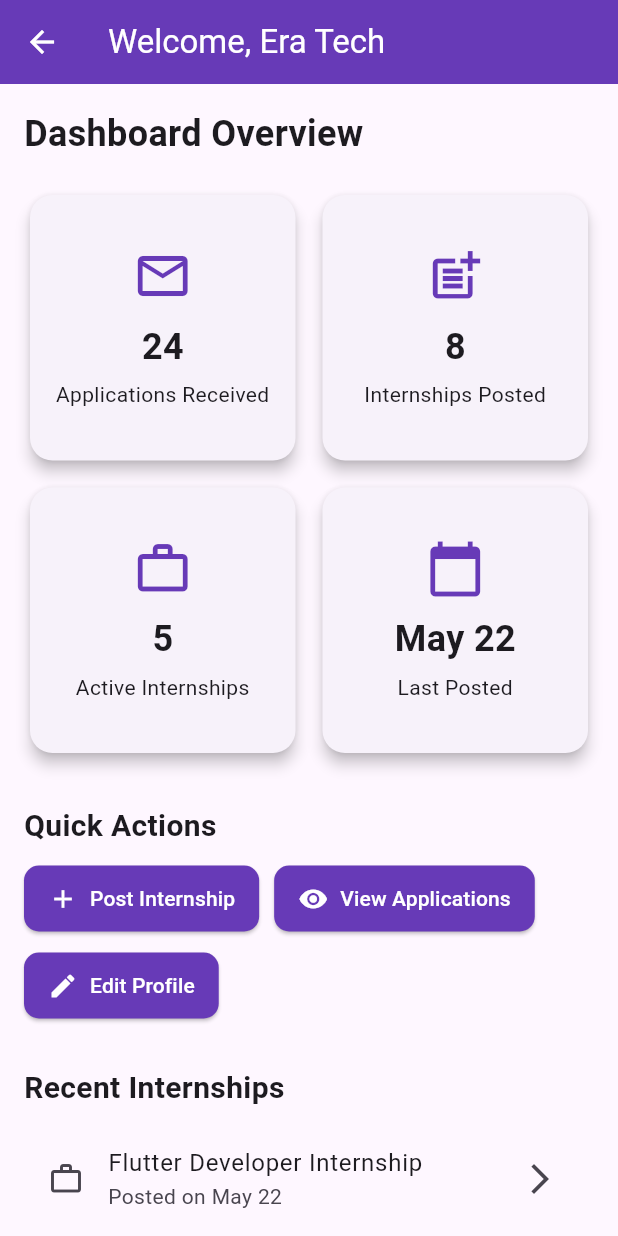
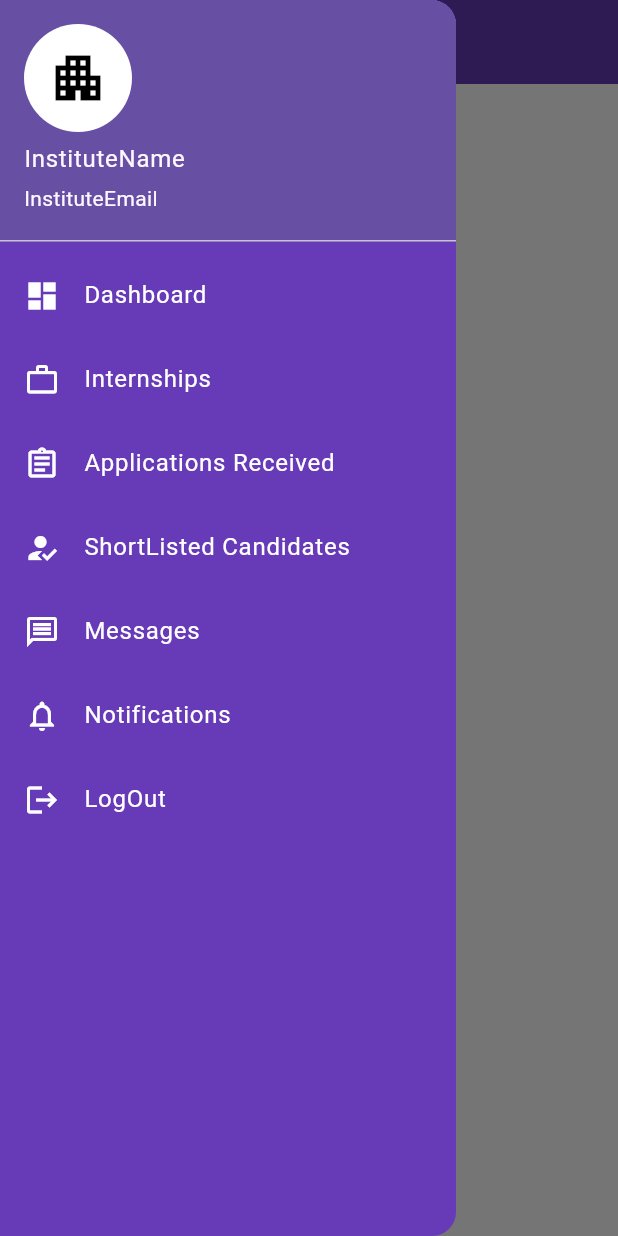
Before and after one commit to ayesha-a123/tech_linker, a Flutter app: the InstituteDashboard screen opened directly, with the side drawer open (before the commit the screen has no drawer), on a phone screen of 412 x 824 dp. Run offline on Flutter 3.47's test engine with Material 3 defaults, Android fonts, the phone set to English and light mode, and no system bars; our stand-ins replace fl_chart, image_picker; project files that could hold a hidden picture were left out.

Commit message:
changes in code

```diff
--- a/lib/screens/Admin_dashboard.dart
+++ b/lib/screens/Admin_dashboard.dart
@@ -15,6 +15,8 @@ class AdminDashboard extends StatefulWidget {
   State<AdminDashboard> createState() => _AdminDashboardState();
 }
 class _AdminDashboardState extends State<AdminDashboard> {
+  String adminName ='AdminName';
+  String adminEmail ='Admin@gmail.com';
   final GlobalKey<ScaffoldState> _scaffoldKey = GlobalKey<ScaffoldState>();
   bool _isDrawerOpen = false;
 
@@ -203,4 +205,40 @@ class _AdminDashboardState extends State<AdminDashboard> {
       ),
     );
   }
+  void show_editDialogue(){
+    final nameController =TextEditingController(text: adminName);
+    final emailController =TextEditingController(text: adminEmail);
+
+    showDialog(
+        context: context,
+        builder: (context)=>AlertDialog(
+          title: Text('Edit Profile'),
+          content: Column(
+            children: [
+              TextField(
+                controller: nameController,
+                decoration: InputDecoration(labelText: 'Name'),
+              ),
+              TextField(
+                controller: emailController,
+                decoration: InputDecoration(labelText:'Email' ),
+              ),
+
+            ],
+          ),
+          actions: [
+            TextButton(
+              child: Text('Cancel'),
+                onPressed:()=>Navigator.of(context).pop(),
+                ),
+            ElevatedButton(onPressed: (){
+              setState(() {
+                adminName =nameController.text;
+                adminEmail=emailController.text;
+              });
+              Navigator.of(context).pop();
+            }, child: Text('Save'))
+          ],
+        ));
+  }
 }
--- a/lib/screens/Institute_Dashboard.dart
+++ b/lib/screens/Institute_Dashboard.dart
@@ -1,4 +1,7 @@
 import 'package:flutter/material.dart';
+import 'package:tech_linker/widget/list_tiles.dart';
+import 'package:image_picker/image_picker.dart';
+import 'dart:io';
 
 class InstituteDashboard extends StatefulWidget {
   const InstituteDashboard({super.key});
@@ -8,133 +11,56 @@ class InstituteDashboard extends StatefulWidget {
 }
 
 class _InstituteDashboardState extends State<InstituteDashboard> {
+  File? _profileImage;
+  final ImagePicker _picker = ImagePicker();
+
+  Future<void> _pickImage() async {
+    final XFile? pickedImage = await _picker.pickImage(source: ImageSource.gallery);
+    if (pickedImage != null) {
+      setState(() {
+        _profileImage = File(pickedImage.path);
+      });
+    }
+  }
   @override
   Widget build(BuildContext context) {
     return Scaffold(
+      backgroundColor: Colors.white,
       appBar: AppBar(
-        title: Text("Welcome, Era Tech ",style: TextStyle(color: Colors.white),),
         backgroundColor: Colors.deepPurple,
-        iconTheme: IconThemeData(color: Colors.white),
       ),
-      body: SingleChildScrollView(
-        padding: EdgeInsets.all(16),
-        child: Column(
-          crossAxisAlignment: CrossAxisAlignment.start,
+      drawer: Drawer(
+        backgroundColor: Colors.deepPurple,
+        child: ListView(
+          padding: EdgeInsets.zero,
           children: [
-            const Text(
-              "Dashboard Overview",
-              style: TextStyle(fontSize: 24, fontWeight: FontWeight.bold),
-            ),
-            const SizedBox(height: 20),
-            GridView.count(
-              crossAxisCount: 2,
-              shrinkWrap: true,
-              physics: const NeverScrollableScrollPhysics(),
-              crossAxisSpacing: 10,
-              mainAxisSpacing: 10,
-              children: const [
-                DashboardCard(title: "Applications Received", icon: Icons.mail_outline, count: "24"),
-                DashboardCard(title: "Internships Posted", icon: Icons.post_add, count: "8"),
-                DashboardCard(title: "Active Internships", icon: Icons.work_outline, count: "5"),
-                DashboardCard(title: "Last Posted", icon: Icons.calendar_today, count: "May 22"),
-              ],
-            ),
-            const SizedBox(height: 30),
-            const Text(
-              "Quick Actions",
-              style: TextStyle(fontSize: 20, fontWeight: FontWeight.w600),
-            ),
-            const SizedBox(height: 10),
-            Wrap(
-              spacing: 10,
-              runSpacing: 10,
-              children: [
-                ActionButton(label: "Post Internship", icon: Icons.add, onTap: () {}),
-                ActionButton(label: "View Applications", icon: Icons.remove_red_eye, onTap: () {}),
-                ActionButton(label: "Edit Profile", icon: Icons.edit, onTap: () {}),
-              ],
-            ),
-            const SizedBox(height: 30),
-            const Text(
-              "Recent Internships",
-              style: TextStyle(fontSize: 20, fontWeight: FontWeight.w600),
-            ),
-            const SizedBox(height: 10),
-            ListTile(
-              leading: const Icon(Icons.work_outline),
-              title: const Text("Flutter Developer Internship"),
-              subtitle: const Text("Posted on May 22"),
-              trailing: const Icon(Icons.arrow_forward_ios),
-              onTap: () {},
-            ),
-            ListTile(
-              leading: const Icon(Icons.work_outline),
-              title: const Text("UI/UX Designer Internship"),
-              subtitle: const Text("Posted on May 20"),
-              trailing: const Icon(Icons.arrow_forward_ios),
-              onTap: () {},
-            )
+           UserAccountsDrawerHeader(
+             currentAccountPicture: GestureDetector(
+               onTap: _pickImage,
+               child: CircleAvatar(
+                 radius: 30,
+                 backgroundColor: Colors.white,
+                 backgroundImage: _profileImage != null
+                     ? FileImage(_profileImage!)
+                     : null,
+                 child: _profileImage == null
+                     ? Icon(Icons.apartment, size: 40, color: Colors.black)
+                     : null,
+               ),
+             ),
+               accountName: Text('InstituteName'),
+               accountEmail: Text('InstituteEmail')
+           ),
+            CustomListTiles(icon: Icons.dashboard, title: 'Dashboard', onTap: (){}, color: Colors.white),
+            CustomListTiles(icon: Icons.work_outline, title: 'Internships', onTap: (){}, color: Colors.white),
+            CustomListTiles(icon: Icons.assignment_outlined, title: 'Applications Received', onTap: (){}, color: Colors.white),
+            CustomListTiles(icon: Icons.how_to_reg, title: 'ShortListed Candidates', onTap: (){}, color: Colors.white),
+            CustomListTiles(icon: Icons.message_outlined, title: 'Messages', onTap: (){}, color: Colors.white),
+            CustomListTiles(icon: Icons.notifications_none, title: 'Notifications', onTap: (){}, color: Colors.white),
+            CustomListTiles(icon: Icons.logout, title: 'LogOut', onTap: (){}, color: Colors.white),
           ],
         ),
       ),
     );
   }
 }
-
-class DashboardCard extends StatelessWidget {
-  final String title;
-  final IconData icon;
-  final String count;
-
-  const DashboardCard({super.key, required this.title, required this.icon, required this.count});
-
-  @override
-  Widget build(BuildContext context) {
-    return Card(
-      shape: RoundedRectangleBorder(borderRadius: BorderRadius.circular(15)),
-      elevation: 4,
-      child: Padding(
-        padding: const EdgeInsets.all(16.0),
-        child: Column(
-          mainAxisAlignment: MainAxisAlignment.center,
-          children: [
-            Icon(icon, size: 40, color: Colors.deepPurple),
-            const SizedBox(height: 10),
-            Text(
-              count,
-              style: const TextStyle(fontSize: 24, fontWeight: FontWeight.bold),
-            ),
-            const SizedBox(height: 5),
-            Text(
-              title,
-              textAlign: TextAlign.center,
-              style: const TextStyle(fontSize: 14),
-            )
-          ],
-        ),
-      ),
-    );
-  }
-}
-
-class ActionButton extends StatelessWidget {
-  final String label;
-  final IconData icon;
-  final VoidCallback onTap;
-
-  const ActionButton({super.key, required this.label, required this.icon, required this.onTap});
-
-  @override
-  Widget build(BuildContext context) {
-    return ElevatedButton.icon(
-      onPressed: onTap,
-      style: ElevatedButton.styleFrom(
-        backgroundColor: Colors.deepPurple,
-        shape: RoundedRectangleBorder(borderRadius: BorderRadius.circular(10)),
-        padding: const EdgeInsets.symmetric(horizontal: 16, vertical: 12),
-      ),
-      icon: Icon(icon, size: 20,color: Colors.white,),
-      label: Text(label,style: TextStyle(color: Colors.white),),
-    );
-  }
-}
--- a/pubspec.yaml
+++ b/pubspec.yaml
@@ -36,6 +36,7 @@ dependencies:
   # Use with the CupertinoIcons class for iOS style icons.
   cupertino_icons: ^1.0.8
   fl_chart: ^0.66.0
+  image_picker: ^1.0.4
 dev_dependencies:
   flutter_test:
     sdk: flutter
```
Also changed, not shown: pubspec.lock, 5 other files.
